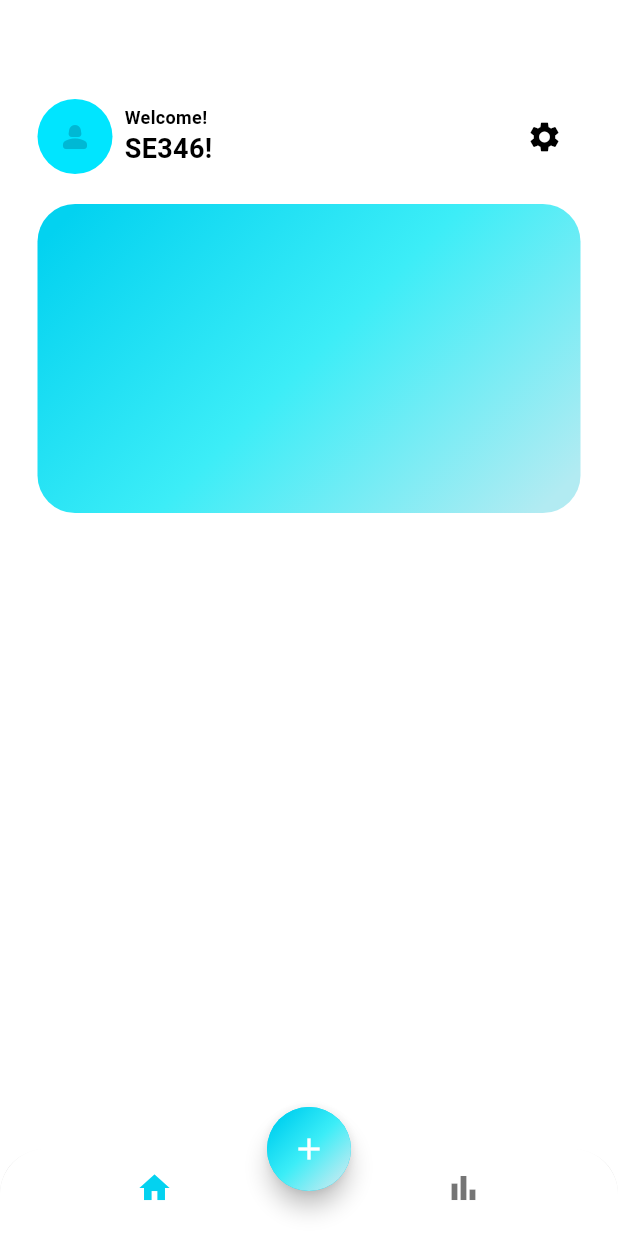
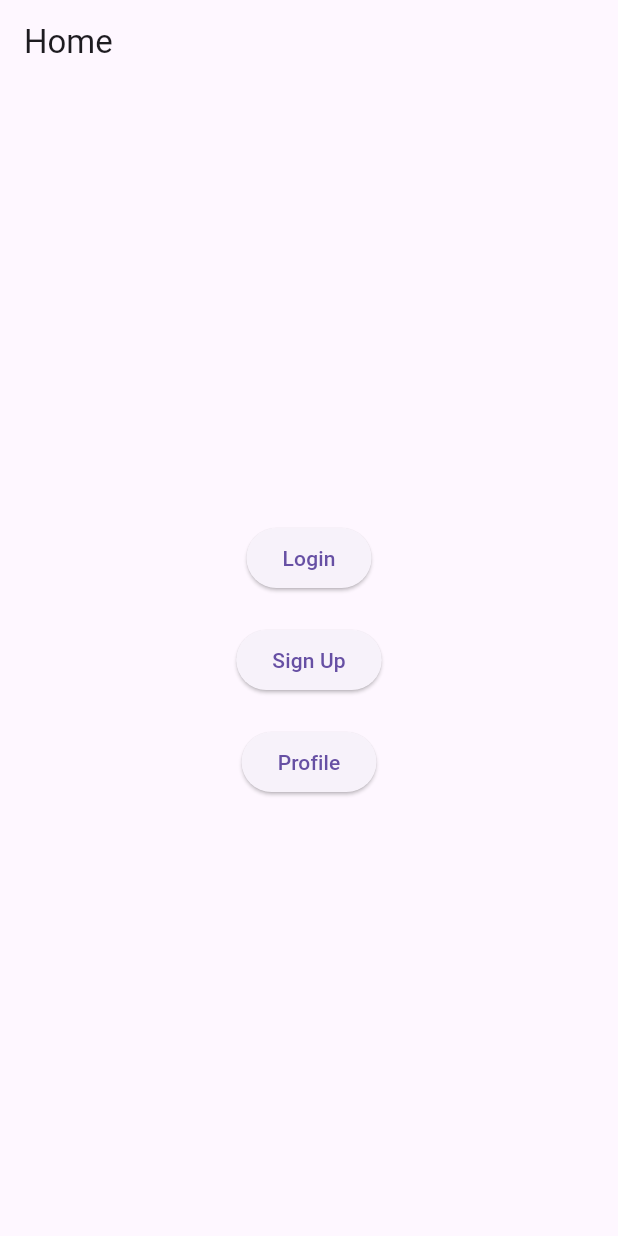
Before and after one commit to quandohong109/SE346_MoneyTracking, a Flutter app: the screen it shows after launch, on a phone screen of 412 x 824 dp. Run offline on Flutter 3.47's test engine with Material 3 defaults, Android fonts, the phone set to English and light mode, and no system bars; our stand-ins replace firebase_auth, firebase_core; accounts and stored records are empty.

Commit message:
login, signup,profile

```diff
--- a/lib/main.dart
+++ b/lib/main.dart
@@ -1,7 +1,81 @@
 import 'package:flutter/material.dart';
+import 'package:firebase_core/firebase_core.dart';
+import 'screens/login/login_screen.dart';
+import 'screens/login/signup_screen.dart'; // Assuming you have a SignUpScreen
+import 'screens/login/profile_screen.dart';
 
-import 'app.dart';
+void main() async {
+  WidgetsFlutterBinding.ensureInitialized();
+  try {
+    await Firebase.initializeApp(
+      options: FirebaseOptions(
+        apiKey: 'AIzaSyCs_ezB9Gnzxfnpckvy6-drXyN0t6IDfpY',
+        projectId: 'making-login',
+        appId: '1:736101389040:android:cdfdf3e286376bce292835', messagingSenderId: '736101389040',
+        // Add other Firebase options as needed
+      ),
+    );
+    runApp(MyApp());
+  } catch (e) {
+    print('Error initializing Firebase: $e');
+  }
+}
 
-void main() {
-  runApp(const MyApp());
+class MyApp extends StatelessWidget {
+  @override
+  Widget build(BuildContext context) {
+    return MaterialApp(
+      title: 'Your App Title',
+      theme: ThemeData(
+        primarySwatch: Colors.blue,
+      ),
+
+      // Define named routes for navigation
+      routes: {
+        '/login': (context) => LoginScreen(),
+        '/sign-up': (context) => SignUpScreen(),
+        '/profile': (context) => ProfilePage(),
+        // Add more routes for other screens
+      },
+      home: HomeScreen(), // Display HomeScreen by default
+    );
+  }
 }
+
+class HomeScreen extends StatelessWidget {
+  @override
+  Widget build(BuildContext context) {
+    return Scaffold(
+      appBar: AppBar(
+        title: Text('Home'),
+      ),
+      body: Center(
+        child: Column(
+          mainAxisAlignment: MainAxisAlignment.center,
+          children: <Widget>[
+            ElevatedButton(
+              onPressed: () {
+                Navigator.pushNamed(context, '/login');
+              },
+              child: Text('Login'),
+            ),
+            SizedBox(height: 20),
+            ElevatedButton(
+              onPressed: () {
+                Navigator.pushNamed(context, '/sign-up');
+              },
+              child: Text('Sign Up'),
+            ),
+            SizedBox(height: 20),
+            ElevatedButton(
+              onPressed: () {
+                Navigator.pushNamed(context, '/profile');
+              },
+              child: Text('Profile'),
+            ),
+          ],
+        ),
+      ),
+    );
+  }
+}
```
Also changed, not shown: lib/screens/login/login_screen.dart (added, +67 -0 lines), lib/screens/login/profile_screen.dart (added, +54 -0 lines), lib/screens/login/signup_screen.dart (added, +71 -0 lines), pubspec.yaml (+10 -0 lines).
